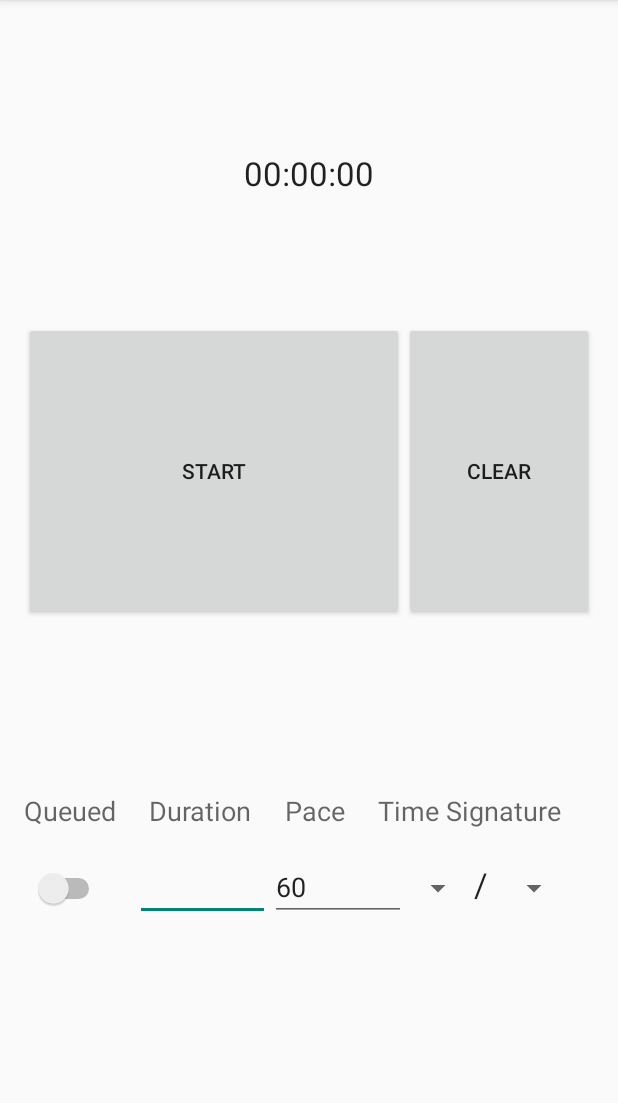
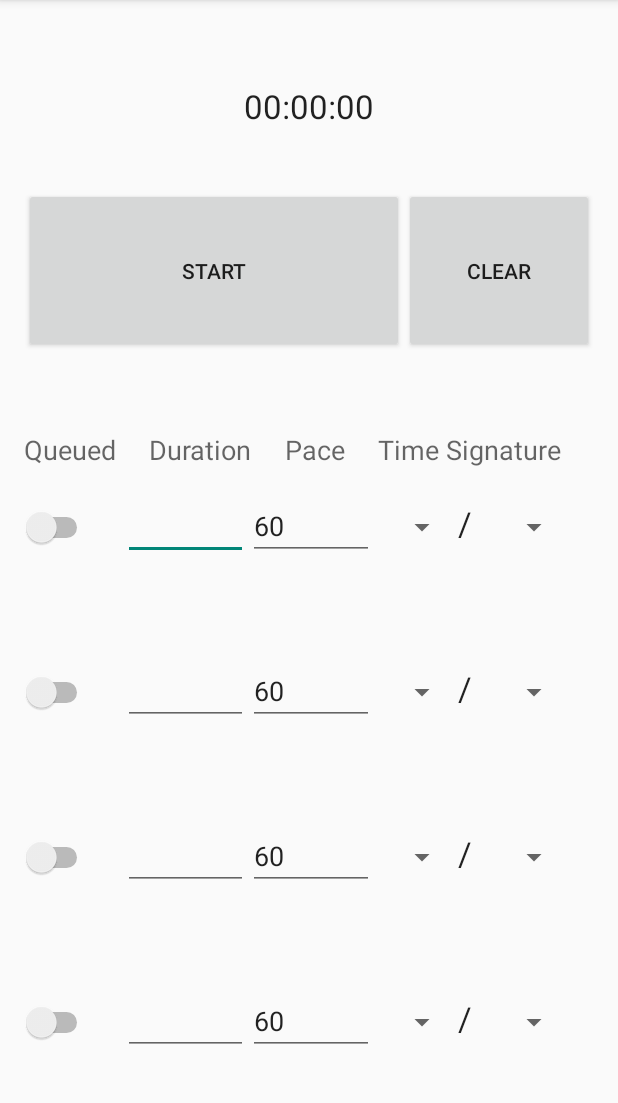
Before and after one commit to joenelsong/android_IntervalTimerMetronome, an Android app: the screen it shows after launch (MainActivity), on a phone screen of 412 x 824 dp, the part 84-1187 px from its top. Run offline under Robolectric (Android 15) with nearby library versions, the phone set to English and light mode, and no system bars.

Commit message:
fragment reuse issues

```diff
--- a/app/build.gradle
+++ b/app/build.gradle
@@ -2,7 +2,7 @@ apply plugin: 'com.android.application'
 
 android {
     compileSdkVersion 22
-    buildToolsVersion "23.0.0 rc3"
+    buildToolsVersion "22.0.1"
 
     defaultConfig {
         applicationId "com.joeynelson.timer"
--- a/app/src/main/java/com/joeynelson/timer/ControlsFragment.java
+++ b/app/src/main/java/com/joeynelson/timer/ControlsFragment.java
@@ -8,18 +8,21 @@ import android.util.Log;
 import android.view.LayoutInflater;
 import android.view.View;
 import android.view.ViewGroup;
+import android.widget.Spinner;
 
 public class ControlsFragment extends Fragment {
 
     private boolean logging = true;
     private boolean twoPaneLayout;
 
+    private Spinner sp1;
+    private Spinner sp2;
+    public View view;
+
 
     public View onCreateView(LayoutInflater inflater, ViewGroup container, Bundle savedInstanceState) {
         if (logging) Log.d("FirstFragment", "Start: onCreateView()");
         View view = inflater.inflate(R.layout.fragment_controls, container, false);
-
-
 
         return view;
     }
@@ -28,6 +31,13 @@ public class ControlsFragment extends Fragment {
     public void onActivityCreated(Bundle savedInstanceState) {
         if (logging) Log.d("ClockFragment", "Start: onActivityCreated()");
         super.onActivityCreated(savedInstanceState);
+
+    // Set Spinner Default Values
+        sp1 = (Spinner)getActivity().findViewById(R.id.rythmspinner1);
+        sp1.setSelection(3);
+        sp2 = (Spinner)getActivity().findViewById(R.id.rythmspinner2);
+        sp2.setSelection(3);
+
         /* ************************************************************** *
         *                     Load Saved Player Names                     *
         * *************************************************************** */
--- a/app/src/main/java/com/joeynelson/timer/MainActivity.java
+++ b/app/src/main/java/com/joeynelson/timer/MainActivity.java
@@ -1,9 +1,14 @@
 package com.joeynelson.timer;
 
+import android.support.v4.app.Fragment;
+import android.support.v4.app.FragmentManager;
+import android.support.v4.app.FragmentTransaction;
 import android.support.v7.app.ActionBarActivity;
 import android.os.Bundle;
 import android.view.Menu;
 import android.view.MenuItem;
+import android.view.View;
+import android.widget.Spinner;
 
 
 public class MainActivity extends ActionBarActivity {
--- a/app/src/main/res/layout/activity_main.xml
+++ b/app/src/main/res/layout/activity_main.xml
@@ -18,7 +18,22 @@
         android:layout_width="match_parent"
         android:layout_height="0dp" />
     <fragment android:name= "com.joeynelson.timer.ControlsFragment"
-        android:id="@+id/controls_fragment"
+        android:id="@+id/controls_fragment1"
+        android:layout_weight="1"
+        android:layout_width="match_parent"
+        android:layout_height="0dp" />
+    <fragment android:name= "com.joeynelson.timer.ControlsFragment"
+        android:id="@+id/controls_fragment2"
+        android:layout_weight="1"
+        android:layout_width="match_parent"
+        android:layout_height="0dp" />
+    <fragment android:name= "com.joeynelson.timer.ControlsFragment"
+        android:id="@+id/controls_fragment3"
+        android:layout_weight="1"
+        android:layout_width="match_parent"
+        android:layout_height="0dp" />
+    <fragment android:name= "com.joeynelson.timer.ControlsFragment"
+        android:id="@+id/controls_fragment4"
         android:layout_weight="1"
         android:layout_width="match_parent"
         android:layout_height="0dp" />
--- a/app/src/main/res/layout/fragment_controls.xml
+++ b/app/src/main/res/layout/fragment_controls.xml
@@ -11,7 +11,7 @@
             android:layout_height="wrap_content"
             android:id="@+id/switch1"
             android:checked="false"
-            android:layout_weight=".6"
+            android:layout_weight=".5"
             android:enabled="true"
             android:layout_marginRight="20dp" />
 
@@ -21,7 +21,7 @@
             android:inputType="number"
             android:ems="4"
             android:id="@+id/editText"
-            android:layout_weight="1"
+            android:layout_weight=".9"
             android:numeric="integer"
  />
 
@@ -31,7 +31,7 @@
             android:inputType="number"
             android:ems="3"
             android:id="@+id/paceText1"
-            android:layout_weight="1"
+            android:layout_weight=".9"
             android:text="60"
             android:numeric="integer"
             android:maxLength="3"
@@ -41,7 +41,7 @@
         android:layout_width="0dp"
         android:layout_height="wrap_content"
         android:id="@+id/rythmspinner1"
-        android:layout_weight=".5"
+        android:layout_weight=".6"
         android:entries="@array/time_signatures"/>
 
     <TextView
@@ -56,7 +56,7 @@
         android:layout_width="0dp"
         android:layout_height="wrap_content"
         android:id="@+id/rythmspinner2"
-        android:layout_weight=".5"
-        android:entries="@array/time_signatures"/>
+        android:layout_weight=".6"
+        android:entries="@array/time_signatures" />
 
 </LinearLayout>
```
Also changed, not shown: 5 other files.
